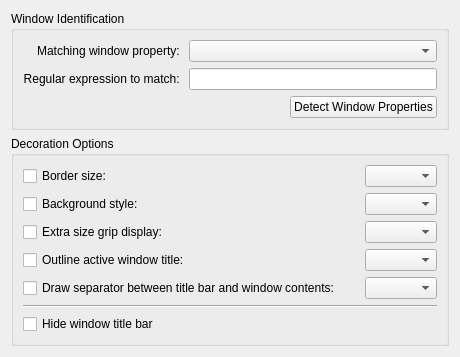
Qt form oxygen-transparent/decoration/config/ui/oxygenexceptiondialog.ui (mathieujobin/kde-playground-artwork) before a commit.
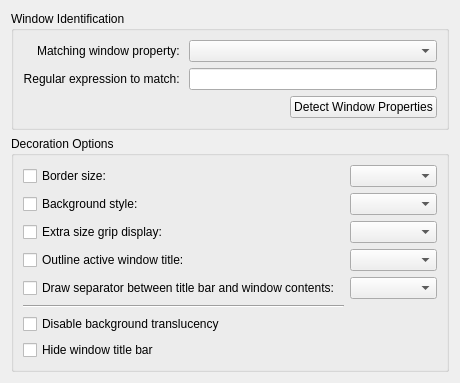
The same form after that commit. Custom widgets are drawn as their Qt base class.

Commit message: - Added option to disable translucency in window's specific rules. (Usefull for e.g. gtk apps.) - Cleaned-up uis

What changed in the file:
```diff
--- a/oxygen-transparent/decoration/config/ui/oxygenexceptiondialog.ui
+++ b/oxygen-transparent/decoration/config/ui/oxygenexceptiondialog.ui
@@ -104,23 +104,6 @@
         </property>
        </widget>
       </item>
-      <item row="7" column="0" colspan="3">
-       <widget class="QCheckBox" name="hideTitleBar">
-        <property name="text">
-         <string>Hide window title bar</string>
-        </property>
-       </widget>
-      </item>
-      <item row="6" column="0" colspan="3">
-       <widget class="QFrame" name="frame">
-        <property name="frameShape">
-         <enum>QFrame::HLine</enum>
-        </property>
-        <property name="frameShadow">
-         <enum>QFrame::Sunken</enum>
-        </property>
-       </widget>
-      </item>
       <item row="0" column="2">
        <widget class="KComboBox" name="frameBorderComboBox"/>
       </item>
@@ -136,6 +119,30 @@
       <item row="5" column="2">
        <widget class="KComboBox" name="separatorComboBox"/>
       </item>
+      <item row="7" column="0">
+       <widget class="QCheckBox" name="transparencyDisabled">
+        <property name="text">
+         <string>Disable background translucency</string>
+        </property>
+       </widget>
+      </item>
+      <item row="6" column="0">
+       <widget class="QFrame" name="frame">
+        <property name="frameShape">
+         <enum>QFrame::HLine</enum>
+        </property>
+        <property name="frameShadow">
+         <enum>QFrame::Sunken</enum>
+        </property>
+       </widget>
+      </item>
+      <item row="8" column="0">
+       <widget class="QCheckBox" name="hideTitleBar">
+        <property name="text">
+         <string>Hide window title bar</string>
+        </property>
+       </widget>
+      </item>
      </layout>
     </widget>
    </item>
```
The commit also changes 5 other files.
